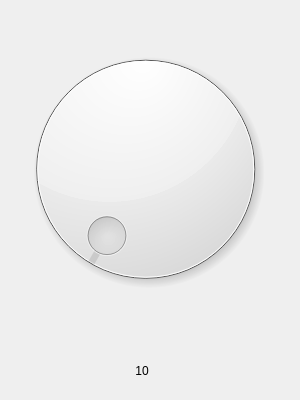
The window that windows/UI/testwin.ui (donghu98/EMS_comm) describes before a commit, drawn with Qt 5.
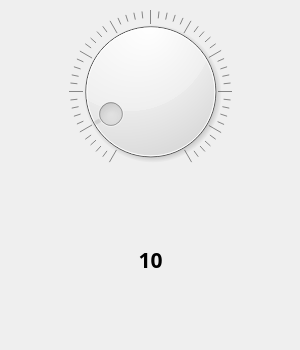
The same window after the commit.

```diff
--- a/windows/UI/testwin.ui
+++ b/windows/UI/testwin.ui
@@ -7,7 +7,7 @@
     <x>0</x>
     <y>0</y>
     <width>300</width>
-    <height>400</height>
+    <height>350</height>
    </rect>
   </property>
   <property name="sizePolicy">
@@ -19,7 +19,7 @@
   <property name="maximumSize">
    <size>
     <width>300</width>
-    <height>400</height>
+    <height>350</height>
    </size>
   </property>
   <property name="windowTitle">
@@ -34,38 +34,47 @@
      <rect>
       <x>10</x>
       <y>10</y>
-      <width>271</width>
-      <height>321</height>
+      <width>281</width>
+      <height>331</height>
      </rect>
     </property>
-    <layout class="QVBoxLayout" name="slot">
-     <property name="bottomMargin">
-      <number>3</number>
+    <layout class="QVBoxLayout" name="vbox">
+     <property name="sizeConstraint">
+      <enum>QLayout::SetMaximumSize</enum>
      </property>
      <item>
-      <widget class="QDial" name="dial"/>
+      <widget class="QDial" name="dial">
+       <property name="singleStep">
+        <number>1</number>
+       </property>
+       <property name="value">
+        <number>10</number>
+       </property>
+       <property name="notchesVisible">
+        <bool>true</bool>
+       </property>
+      </widget>
+     </item>
+     <item>
+      <widget class="QLabel" name="label">
+       <property name="font">
+        <font>
+         <family>나눔고딕</family>
+         <pointsize>16</pointsize>
+         <weight>75</weight>
+         <bold>true</bold>
+        </font>
+       </property>
+       <property name="text">
+        <string>10</string>
+       </property>
+       <property name="alignment">
+        <set>Qt::AlignCenter</set>
+       </property>
+      </widget>
      </item>
     </layout>
    </widget>
-   <widget class="QLabel" name="label">
-    <property name="geometry">
-     <rect>
-      <x>110</x>
-      <y>350</y>
-      <width>64</width>
-      <height>41</height>
-     </rect>
-    </property>
-    <property name="lineWidth">
-     <number>1</number>
-    </property>
-    <property name="text">
-     <string>10</string>
-    </property>
-    <property name="alignment">
-     <set>Qt::AlignCenter</set>
-    </property>
-   </widget>
   </widget>
  </widget>
  <resources/>
```
Left out of the diff: 3 changed lines with no effect on the pictures.
